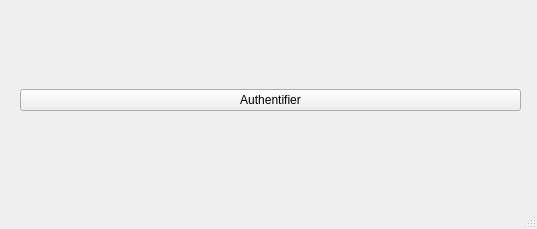
idriss92/FaceRecognition, file FaceRecognition/employe.ui: the form before one commit.
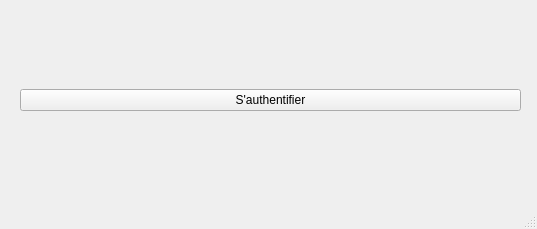
The form after the commit.

Diff of the .ui file:
```diff
--- a/FaceRecognition/employe.ui
+++ b/FaceRecognition/employe.ui
@@ -27,7 +27,7 @@
      <item>
       <widget class="QPushButton" name="Authentifier">
        <property name="text">
-        <string>Authentifier</string>
+        <string>S'authentifier</string>
        </property>
        <property name="iconSize">
         <size>
```
